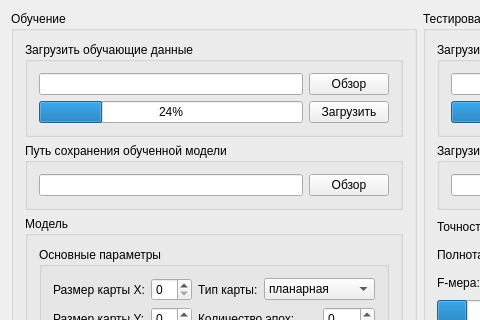
Qt form mainwindow.ui (julinserg/npmpgm) before a commit; both pictures show x 0 to 480 and y 0 to 320 of the 680 by 673 pixel window.
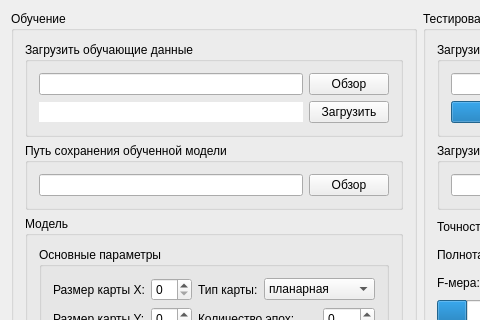
The same form after that commit.

Patch:
```diff
--- a/mainwindow.ui
+++ b/mainwindow.ui
@@ -220,13 +220,6 @@
             </property>
            </widget>
           </item>
-          <item row="1" column="0">
-           <widget class="QProgressBar" name="progressBar">
-            <property name="value">
-             <number>24</number>
-            </property>
-           </widget>
-          </item>
           <item row="1" column="1">
            <widget class="QPushButton" name="pbLoadTrainData">
             <property name="text">
@@ -234,6 +227,13 @@
             </property>
            </widget>
           </item>
+          <item row="1" column="0">
+           <widget class="QLineEdit" name="leStatusTrainData">
+            <property name="frame">
+             <bool>false</bool>
+            </property>
+           </widget>
+          </item>
          </layout>
         </widget>
        </item>
```
